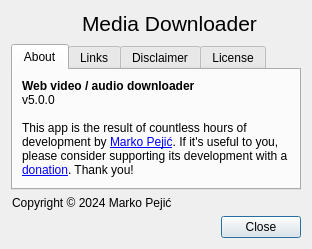
The window that src/designer/about_dialog.ui (markop404/media-downloader) describes before a commit, drawn with Qt 5.
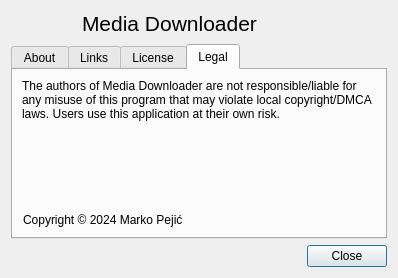
The same window after the commit. Icons and pictures are not drawn.

```diff
--- a/src/designer/about_dialog.ui
+++ b/src/designer/about_dialog.ui
@@ -2,6 +2,14 @@
 <ui version="4.0">
  <class>AboutDialog</class>
  <widget class="QDialog" name="AboutDialog">
+  <property name="geometry">
+   <rect>
+    <x>0</x>
+    <y>0</y>
+    <width>398</width>
+    <height>278</height>
+   </rect>
+  </property>
   <property name="windowTitle">
    <string>About</string>
   </property>
@@ -60,6 +68,9 @@
    </item>
    <item>
     <widget class="QTabWidget" name="tabWidget">
+     <property name="currentIndex">
+      <number>3</number>
+     </property>
      <widget class="QWidget" name="aboutTab">
       <attribute name="title">
        <string>About</string>
@@ -161,26 +172,6 @@
        </item>
       </layout>
      </widget>
-     <widget class="QWidget" name="disclaimerTab">
-      <attribute name="title">
-       <string>Disclaimer</string>
-      </attribute>
-      <layout class="QHBoxLayout" name="horizontalLayout_3">
-       <item>
-        <widget class="QLabel" name="disclaimerLabel">
-         <property name="text">
-          <string>The authors of Media Downloader are not responsible/liable for any misuse of this program that may violate local copyright/DMCA laws. Users use this application at their own risk.</string>
-         </property>
-         <property name="alignment">
-          <set>Qt::AlignmentFlag::AlignLeading|Qt::AlignmentFlag::AlignLeft|Qt::AlignmentFlag::AlignTop</set>
-         </property>
-         <property name="wordWrap">
-          <bool>true</bool>
-         </property>
-        </widget>
-       </item>
-      </layout>
-     </widget>
      <widget class="QWidget" name="licenseTab">
       <attribute name="title">
        <string>License</string>
@@ -352,6 +343,22 @@
        </item>
       </layout>
      </widget>
+     <widget class="QWidget" name="legalTab">
+      <attribute name="title">
+       <string>Legal</string>
+      </attribute>
+      <layout class="QVBoxLayout" name="verticalLayout_4">
+       <item>
+        <widget class="QLabel" name="disclaimerLabel">
+         <property name="text">
+          <string>The authors of Media Downloader are not responsible/liable for any misuse of this program that may violate local copyright/DMCA laws. Users use this application at their own risk.</string>
+         </property>
+         <property name="alignment">
+          <set>Qt::AlignmentFlag::AlignLeading|Qt::AlignmentFlag::AlignLeft|Qt::AlignmentFlag::AlignTop</set>
+         </property>
+         <property name="wordWrap">
+          <bool>true</bool>
+         </property>
     </widget>
    </item>
    <item>
@@ -359,9 +366,16 @@
      <property name="text">
       <string>Copyright © 2024 Marko Pejić</string>
      </property>
+         <property name="alignment">
+          <set>Qt::AlignmentFlag::AlignBottom|Qt::AlignmentFlag::AlignLeading|Qt::AlignmentFlag::AlignLeft</set>
+         </property>
      <property name="indent">
       <number>1</number>
      </property>
+        </widget>
+       </item>
+      </layout>
+     </widget>
     </widget>
    </item>
    <item>
```
Lines whose indentation alone changed are shown as unchanged.
